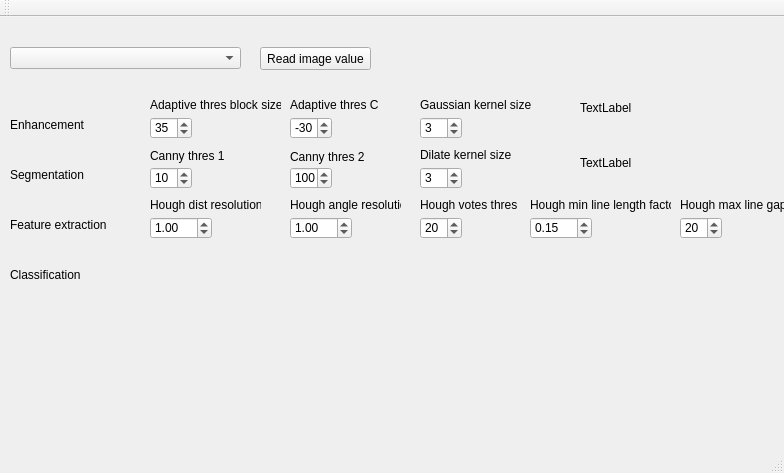
AIHGomaa/EVDProject1, file mainwindow.ui: the form before one commit.
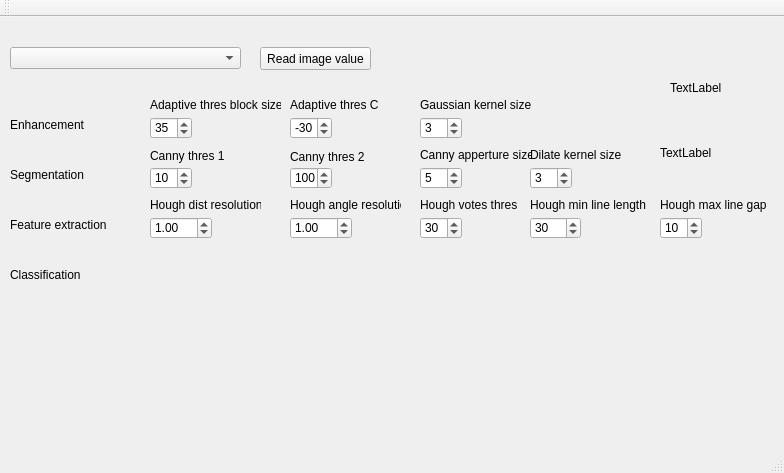
The form after the commit.

```diff
--- a/mainwindow.ui
+++ b/mainwindow.ui
@@ -243,8 +243,8 @@
    <widget class="QLabel" name="label_10">
     <property name="geometry">
      <rect>
-      <x>580</x>
-      <y>60</y>
+      <x>670</x>
+      <y>40</y>
       <width>71</width>
       <height>61</height>
      </rect>
@@ -256,8 +256,8 @@
    <widget class="QLabel" name="label_11">
     <property name="geometry">
      <rect>
-      <x>580</x>
-      <y>120</y>
+      <x>660</x>
+      <y>110</y>
       <width>61</width>
       <height>51</height>
      </rect>
@@ -269,7 +269,7 @@
    <widget class="QLabel" name="label_12">
     <property name="geometry">
      <rect>
-      <x>420</x>
+      <x>530</x>
       <y>130</y>
       <width>111</width>
       <height>16</height>
@@ -282,7 +282,7 @@
    <widget class="QSpinBox" name="spnSegmentationDilateKernelSize">
     <property name="geometry">
      <rect>
-      <x>420</x>
+      <x>530</x>
       <y>150</y>
       <width>42</width>
       <height>22</height>
@@ -343,7 +343,7 @@
      <number>1</number>
     </property>
     <property name="value">
-     <number>20</number>
+     <number>30</number>
     </property>
    </widget>
    <widget class="QLabel" name="label_15">
@@ -362,7 +362,7 @@
    <widget class="QSpinBox" name="spnFeatureExtractionHoughMaxLineGap">
     <property name="geometry">
      <rect>
-      <x>680</x>
+      <x>660</x>
       <y>200</y>
       <width>42</width>
       <height>22</height>
@@ -381,13 +381,13 @@
      <number>1</number>
     </property>
     <property name="value">
-     <number>20</number>
+     <number>10</number>
     </property>
    </widget>
    <widget class="QLabel" name="label_16">
     <property name="geometry">
      <rect>
-      <x>680</x>
+      <x>660</x>
       <y>180</y>
       <width>111</width>
       <height>16</height>
@@ -446,15 +446,21 @@
      <rect>
       <x>530</x>
       <y>200</y>
-      <width>62</width>
+      <width>51</width>
       <height>22</height>
      </rect>
     </property>
+    <property name="decimals">
+     <number>0</number>
+    </property>
+    <property name="maximum">
+     <double>800.000000000000000</double>
+    </property>
     <property name="singleStep">
      <double>0.010000000000000</double>
     </property>
     <property name="value">
-     <double>0.150000000000000</double>
+     <double>30.000000000000000</double>
     </property>
    </widget>
    <widget class="QLabel" name="label_17">
@@ -467,7 +473,39 @@
      </rect>
     </property>
     <property name="text">
-     <string>Hough min line length factor</string>
+     <string>Hough min line length</string>
+    </property>
+   </widget>
+   <widget class="QLabel" name="label_18">
+    <property name="geometry">
+     <rect>
+      <x>420</x>
+      <y>130</y>
+      <width>111</width>
+      <height>16</height>
+     </rect>
+    </property>
+    <property name="text">
+     <string>Canny apperture size</string>
+    </property>
+   </widget>
+   <widget class="QSpinBox" name="spnSegmentationCannyAppertureSize">
+    <property name="geometry">
+     <rect>
+      <x>420</x>
+      <y>150</y>
+      <width>42</width>
+      <height>22</height>
+     </rect>
+    </property>
+    <property name="minimum">
+     <number>1</number>
+    </property>
+    <property name="singleStep">
+     <number>2</number>
+    </property>
+    <property name="value">
+     <number>5</number>
     </property>
    </widget>
   </widget>
```
Left out of the diff: 4 changed lines with no effect on the pictures.
